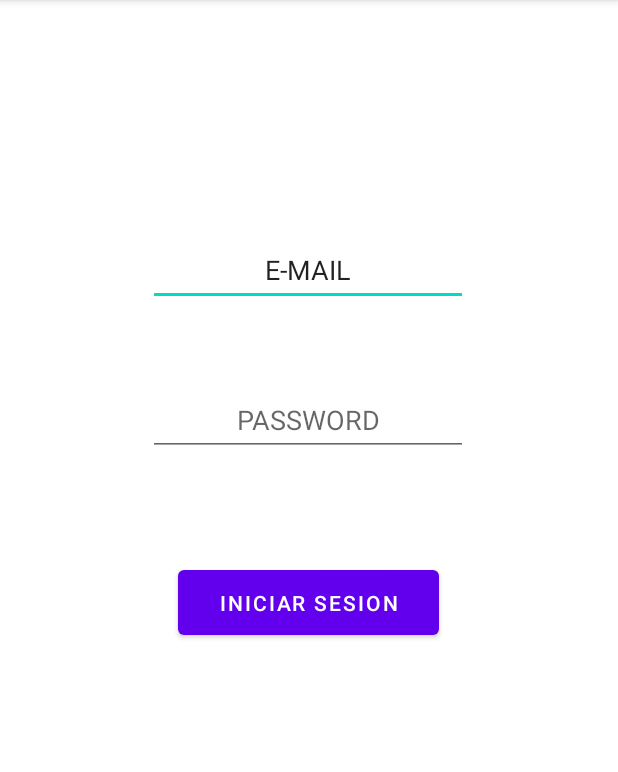
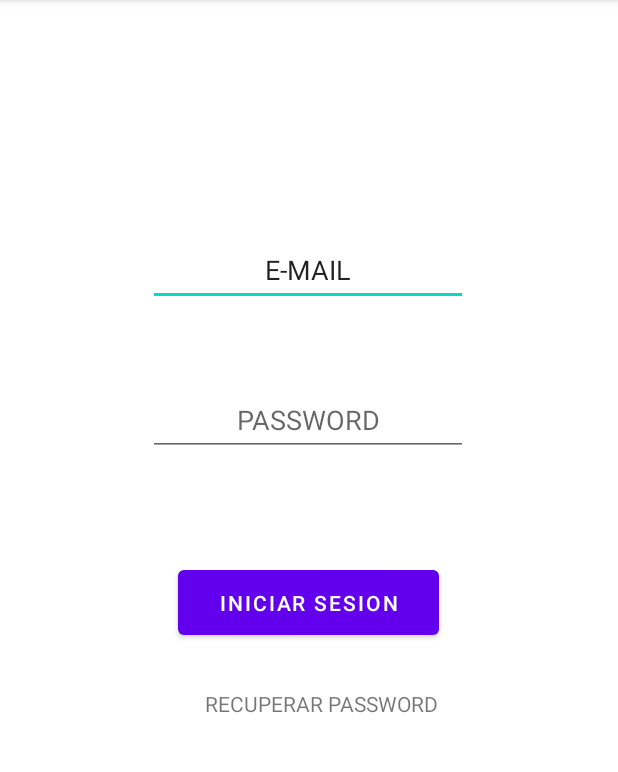
Before and after one commit to JoseMariaRuiz193/SAJA, an Android app: the LoginActivity screen opened directly, with no data from a screen before it, on a phone screen of 412 x 824 dp, the part 84-856 px from its top. Run offline under Robolectric (Android 15) with nearby library versions, the phone set to English and light mode, and no system bars; our stand-ins replace Firebase (no records; nobody signed in at launch, a user with empty details on screens opened directly).

Commit message:
AÑADIDA LA PANTALLA DE RECUPERAR CONTRASEÑA Y FUNCIONANDO YA

```diff
--- a/app/src/main/AndroidManifest.xml
+++ b/app/src/main/AndroidManifest.xml
@@ -1,6 +1,8 @@
 <?xml version="1.0" encoding="utf-8"?>
 <manifest xmlns:android="http://schemas.android.com/apk/res/android"
     package="com.example.saja">
+
+    <uses-permission android:name="android.permission.INTERNET" />
 
     <application
         android:allowBackup="true"
@@ -9,6 +11,9 @@
         android:roundIcon="@mipmap/ic_launcher_round"
         android:supportsRtl="true"
         android:theme="@style/Theme.SAJA">
+        <activity
+            android:name=".ForgotPasswordActivity"
+            android:exported="true" />
         <activity
             android:name=".pantallaPrincipal"
             android:exported="true" />
--- a/app/src/main/java/com/example/saja/InicioActivity.kt
+++ b/app/src/main/java/com/example/saja/InicioActivity.kt
@@ -11,11 +11,10 @@ class InicioActivity : AppCompatActivity() {
     override fun onCreate(savedInstanceState: Bundle?) {
         super.onCreate(savedInstanceState)
         setContentView(R.layout.inicio)
-        /*
+        //
         ApiClient.apiKey["token"] = "c7jgmpiad3i887nsdfvg"
         val apiClient = DefaultApi()
-        println(apiClient.stockSymbols("US", "US exchanges (NYSE, Nasdaq)", "XNYS,XASE,BATS,ARCX,XNMS,XNCM,XNGS,IEXG", ""))
-        */
+
     }
     fun onClickRegistro(view: View){
         irPantallaRegistro()
--- a/app/src/main/res/layout/login.xml
+++ b/app/src/main/res/layout/login.xml
@@ -48,4 +48,19 @@
         app:layout_constraintHorizontal_bias="0.497"
         app:layout_constraintStart_toStartOf="parent"
         app:layout_constraintTop_toBottomOf="@+id/correoLogin" />
+
+    <TextView
+        android:id="@+id/textView"
+        android:layout_width="wrap_content"
+        android:layout_height="wrap_content"
+        android:layout_marginStart="136dp"
+        android:layout_marginTop="30dp"
+        android:layout_marginEnd="119dp"
+        android:minHeight="48dp"
+        android:onClick="forgotPassword"
+        android:text="RECUPERAR PASSWORD"
+        app:layout_constraintEnd_toEndOf="parent"
+        app:layout_constraintStart_toStartOf="parent"
+        app:layout_constraintTop_toBottomOf="@+id/button5" />
+
 </androidx.constraintlayout.widget.ConstraintLayout>
--- a/build.gradle
+++ b/build.gradle
@@ -6,7 +6,7 @@ buildscript {
     }
     dependencies {
         classpath "com.android.tools.build:gradle:7.0.3"
-        classpath "org.jetbrains.kotlin:kotlin-gradle-plugin:1.6.0"
+        classpath 'org.jetbrains.kotlin:kotlin-gradle-plugin:1.6.10'
         classpath 'com.google.gms:google-services:4.3.10'
         // NOTE: Do not place your application dependencies here; they belong
         // in the individual module build.gradle files
```
Also changed, not shown: app/src/main/java/com/example/saja/ForgotPasswordActivity.kt (added, +50 -0 lines), app/src/main/java/com/example/saja/LoginActivity.kt (+10 -0 lines), app/src/main/res/layout/activity_forgot_password.xml (added, +30 -0 lines).
